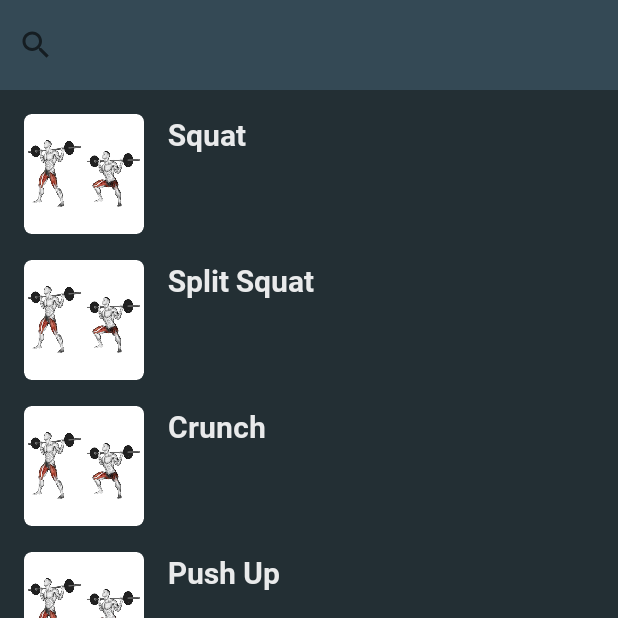
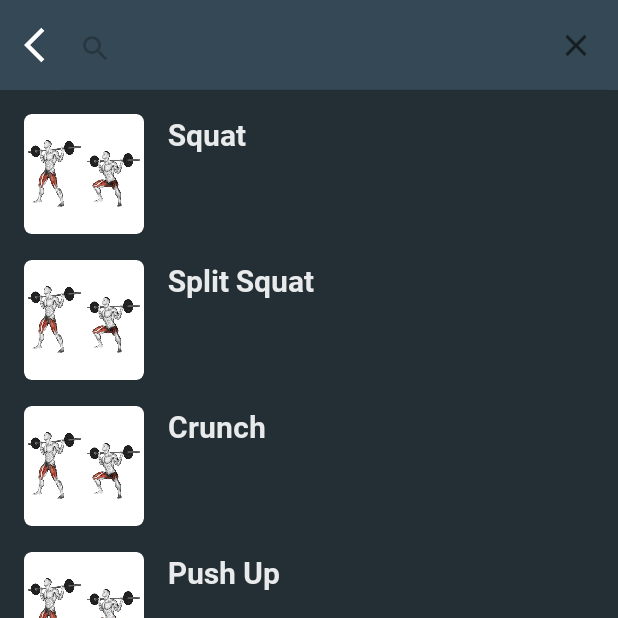
Before and after one commit to alessandroScarcia/UFit, an Android app: the SearchActivity screen opened directly, with no data from a screen before it, on a phone screen of 412 x 824 dp, the top half of it. Run offline under Robolectric (Android 15) with nearby library versions, the phone set to English and light mode, and no system bars; our stand-ins replace Room's generated code.

Commit message:
working on layouts logic

```diff
--- a/app/src/main/java/it/sms1920/spqs/ufit/contract/RegistrationContract.java
+++ b/app/src/main/java/it/sms1920/spqs/ufit/contract/RegistrationContract.java
@@ -10,6 +10,8 @@ public interface RegistrationContract {
         void startLauncherActivity();
 
         void setEnabledUI(boolean enabled);
+
+        void startLoginActivity();
 
     }
 
@@ -29,7 +31,8 @@ public interface RegistrationContract {
         }
 
         void onSignUp(String email, String password, String confirmPassword);
-
+        void onLoginRequest();
+        void onBackPressed();
         void returnSignUpResult(AuthResultType check);
 
         void signUpSuccessful();
--- a/app/src/main/java/it/sms1920/spqs/ufit/contract/SearchContract.java
+++ b/app/src/main/java/it/sms1920/spqs/ufit/contract/SearchContract.java
@@ -9,7 +9,7 @@ public interface SearchContract {
     interface view {
 
         void showExercise(Exercise exercise);
-
+        void back();
         SearchActivity.myViewHolder createSearchViewItem(ViewGroup parent);
 
         interface itemHolder {
@@ -19,6 +19,7 @@ public interface SearchContract {
 
     interface presenter {
         void onClickExercise(int position);
+        void onBackPressed();
 
     }
 
--- a/app/src/main/java/it/sms1920/spqs/ufit/contract/ShowExerciseContract.java
+++ b/app/src/main/java/it/sms1920/spqs/ufit/contract/ShowExerciseContract.java
@@ -8,10 +8,12 @@ public interface ShowExerciseContract {
 
     interface view {
         void load(Exercise exercise);
+        void back();
     }
 
     interface presenter {
         void onCreateComplete(Intent intent);
+        void onBackPressed();
     }
 
 }
--- a/app/src/main/java/it/sms1920/spqs/ufit/presenter/SearchAdapter.java
+++ b/app/src/main/java/it/sms1920/spqs/ufit/presenter/SearchAdapter.java
@@ -55,4 +55,9 @@ public class SearchAdapter extends RecyclerView.Adapter<myViewHolder> implements
         notifyDataSetChanged();
     }
 
+    @Override
+    public void onBackPressed(){
+        view.back();
+    }
+
 }
--- a/app/src/main/java/it/sms1920/spqs/ufit/presenter/ShowExercise.java
+++ b/app/src/main/java/it/sms1920/spqs/ufit/presenter/ShowExercise.java
@@ -20,4 +20,9 @@ public class ShowExercise implements ShowExerciseContract.presenter {
         this.exercise = (Exercise) intent.getSerializableExtra("Exercise");
         view.load(this.exercise);
     }
+
+    @Override
+    public void onBackPressed() {
+        view.back();
+    }
 }
--- a/app/src/main/java/it/sms1920/spqs/ufit/view/SearchActivity.java
+++ b/app/src/main/java/it/sms1920/spqs/ufit/view/SearchActivity.java
@@ -6,12 +6,14 @@ import android.os.Bundle;
 import android.view.LayoutInflater;
 import android.view.View;
 import android.view.ViewGroup;
+import android.widget.Button;
+import android.widget.EditText;
 import android.widget.ImageView;
-import android.widget.SearchView;
 import android.widget.TextView;
 
 import androidx.annotation.NonNull;
 import androidx.appcompat.app.AppCompatActivity;
+import androidx.appcompat.widget.SearchView;
 import androidx.recyclerview.widget.LinearLayoutManager;
 import androidx.recyclerview.widget.RecyclerView;
 import it.sms1920.spqs.ufit.contract.SearchContract;
@@ -23,6 +25,8 @@ public class SearchActivity extends AppCompatActivity implements SearchContract.
 
     Activity mContext = this;
     SearchAdapter adapter;
+    Button btnBack;
+
 
     @Override
     protected void onCreate(Bundle savedInstanceState) {
@@ -30,9 +34,24 @@ public class SearchActivity extends AppCompatActivity implements SearchContract.
         setContentView(R.layout.activity_search);
         mContext = this;
 
+        btnBack = findViewById(R.id.btnBack);
+        btnBack.setOnClickListener(new View.OnClickListener() {
+            @Override
+            public void onClick(View view) {
+                adapter.onBackPressed();
+            }
+        });
+
         final SearchView keyString = findViewById(R.id.search_edit_text);
+        keyString.setIconified(false);
 
-
+        keyString.setOnCloseListener(new SearchView.OnCloseListener() {
+            @Override
+            public boolean onClose() {
+                keyString.setQuery(null,false);
+                return true;
+            }
+        });
         keyString.setOnQueryTextListener(new SearchView.OnQueryTextListener() {
             @Override
             public boolean onQueryTextSubmit(String s) {
@@ -59,9 +78,7 @@ public class SearchActivity extends AppCompatActivity implements SearchContract.
 
     @Override
     public void onBackPressed() {
-        super.onBackPressed();
-        finish();
-        overridePendingTransition(R.anim.idle, R.anim.exit_to_right);
+        adapter.onBackPressed();
     }
 
     @Override  // TODO aggiungere dinamicità in base all'esercizio
@@ -71,6 +88,13 @@ public class SearchActivity extends AppCompatActivity implements SearchContract.
         startActivity(intent);
         this.overridePendingTransition(R.anim.enter_from_right, R.anim.idle);
     }
+
+    @Override
+    public void back() {
+        finish();
+        overridePendingTransition(R.anim.idle, R.anim.exit_to_right);
+    }
+
 
     @Override
     public myViewHolder createSearchViewItem(ViewGroup parent) {
--- a/app/src/main/res/layout/activity_registration.xml
+++ b/app/src/main/res/layout/activity_registration.xml
@@ -21,7 +21,7 @@
             android:layout_height="wrap_content">
 
             <TextView
-                android:id="@+id/lblSignUp2"
+                android:id="@+id/lblLogin"
                 android:layout_width="wrap_content"
                 android:layout_height="wrap_content"
                 android:layout_marginTop="@dimen/standard_margin"
--- a/app/src/main/res/layout/activity_search.xml
+++ b/app/src/main/res/layout/activity_search.xml
@@ -7,25 +7,43 @@
     android:background="@color/colorPrimaryDark"
     tools:context="SearchActivity">
 
+    <Button
+        android:id="@+id/btnBack"
+        android:layout_width="@dimen/icon_size"
+        android:layout_height="@dimen/icon_size"
+        android:layout_marginStart="@dimen/standard_margin"
+        android:layout_marginTop="@dimen/standard_margin"
+        android:background="@drawable/baseline_arrow_back_ios_black_48dp"
+        android:backgroundTint="@color/colorWhite"
+        app:layout_constraintStart_toStartOf="parent"
+        app:layout_constraintTop_toTopOf="parent" />
+
+
     <androidx.constraintlayout.widget.ConstraintLayout
         android:id="@+id/search_bar_layout"
-        android:layout_width="match_parent"
+        android:layout_width="0dp"
         android:layout_height="@dimen/search_bar_height"
+        android:background="@color/colorPrimary"
         app:layout_constraintEnd_toEndOf="parent"
+        app:layout_constraintHorizontal_bias="0.0"
         app:layout_constraintStart_toStartOf="parent"
-        app:layout_constraintTop_toTopOf="parent"
-        android:background="@color/colorPrimary">
+        app:layout_constraintTop_toTopOf="parent">
 
-        <SearchView
+        <androidx.appcompat.widget.SearchView
             android:id="@+id/search_edit_text"
+            style="@style/CustomSearchView"
             android:layout_width="0dp"
             android:layout_height="0dp"
+            android:layout_marginStart="32dp"
+            android:layout_marginTop="1dp"
+            android:inputType="text"
+            android:queryHint="Search"
+            app:goIcon="@null"
             app:layout_constraintBottom_toBottomOf="parent"
             app:layout_constraintEnd_toEndOf="parent"
             app:layout_constraintStart_toStartOf="parent"
             app:layout_constraintTop_toTopOf="parent" />
     </androidx.constraintlayout.widget.ConstraintLayout>
-
 
     <androidx.recyclerview.widget.RecyclerView
         android:id="@+id/rvSearchResult"
--- a/app/src/main/res/values/colors.xml
+++ b/app/src/main/res/values/colors.xml
@@ -11,6 +11,8 @@
     <color name="colorWhite76">#C2FFFFFF</color>
     <color name="colorWhite90">#E6FFFFFF</color>
 
+    <color name="colorOnSurface">#1F000000</color>
+
     <color name="colorAccent">#A5D6A7</color>
 
     <color name="cardGradient">#121212</color>
--- a/app/src/main/res/values/dimens.xml
+++ b/app/src/main/res/values/dimens.xml
@@ -5,7 +5,7 @@
     <dimen name="toolbar_elevation">0dp</dimen>
 
 
-    <dimen name="logo_height">180dp</dimen>
+    <dimen name="logo_height">160dp</dimen>
     <dimen name="logo_width">250dp</dimen>
 
 
--- a/app/src/main/res/values/styles.xml
+++ b/app/src/main/res/values/styles.xml
@@ -24,4 +24,11 @@
         <item name="android:textColorLink">@color/colorSecondary</item>
     </style>
 
+    <style name="CustomSearchView" parent="Widget.AppCompat.SearchView">
+        <!-- Query Text Color -->
+        <item name="hintTextColor">@color/colorWhite90</item>
+        <!-- Icon Color -->
+        <item name="iconTint">@color/colorWhite76</item>
+    </style>
+
 </resources>
```
Also changed, not shown: app/src/main/java/it/sms1920/spqs/ufit/presenter/RegistrationPresenter.java (+10 -0 lines), app/src/main/java/it/sms1920/spqs/ufit/view/ExerciseActivity.java (+11 -0 lines), app/src/main/java/it/sms1920/spqs/ufit/view/RegistrationActivity.java (+19 -0 lines), app/src/main/res/layout/activity_choose.xml (deleted, +0 -31 lines).
